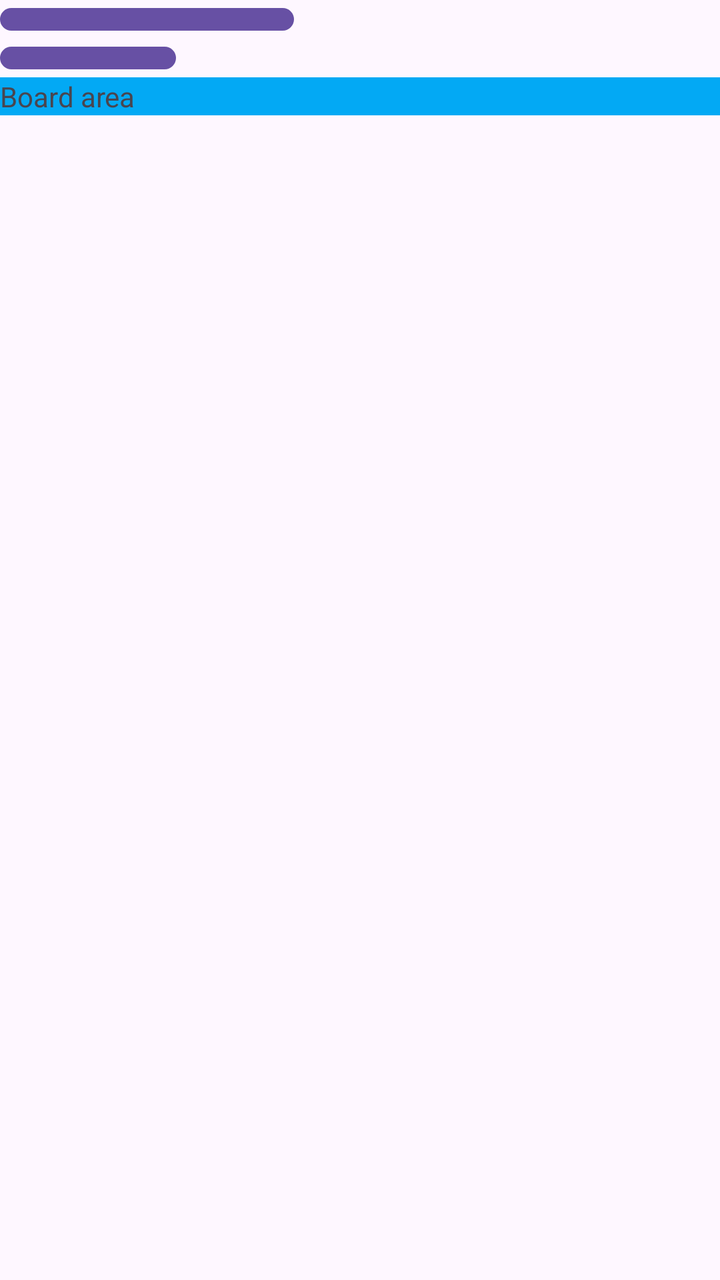
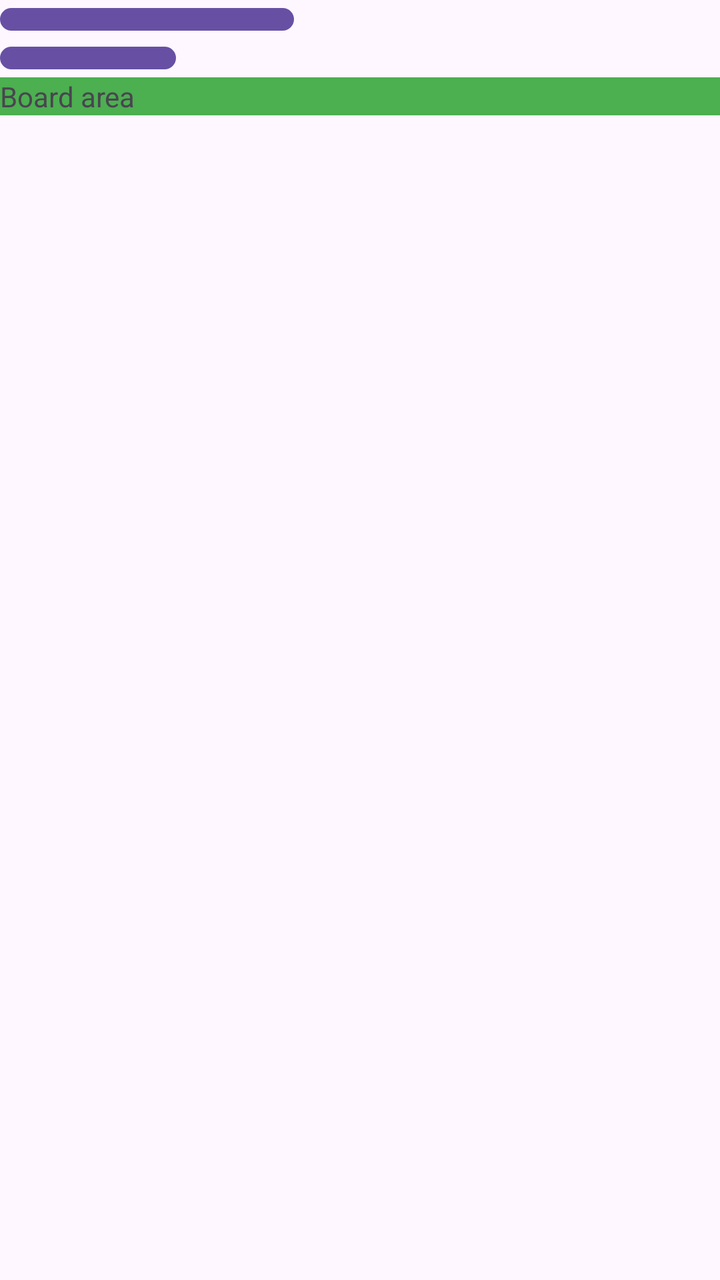

The first picture is an Android layout as it rendered before a commit; the second is the same layout after the commit. The layout source and the unified diff follow.
<!-- AndroidManifest.xml: application theme Theme.Assignment1 -->
<!-- res/layout/game.xml -->
<?xml version="1.0" encoding="utf-8"?>
<LinearLayout xmlns:android="http://schemas.android.com/apk/res/android"
    android:layout_width="match_parent"
    android:layout_height="wrap_content"
    android:orientation="vertical">

    <TextView
        android:id="@+id/goodLuckTextView"
        android:layout_width="wrap_content"
        android:layout_height="wrap_content"
        android:layout_weight="1"
        android:text="Good luck, string!" />

    <Button
        android:id="@+id/shareScoreButton"
        android:layout_width="wrap_content"
        android:layout_height="wrap_content"
        android:layout_weight="1"
        android:text="Share my score" />

    <Button
        android:id="@+id/backButton"
        android:layout_width="wrap_content"
        android:layout_height="wrap_content"
        android:layout_weight="1"
        android:text="Back" />

    <LinearLayout
        android:id="@+id/boardArea"
        android:layout_width="match_parent"
        android:layout_height="match_parent"
        android:layout_weight="1"
        android:orientation="horizontal">

        <TextView
            android:id="@+id/boardAreaTextView"
            android:layout_width="match_parent"
            android:layout_height="wrap_content"
            android:layout_weight="1"
            android:background="#03A9F4"
            android:text="Board area" />

    </LinearLayout>



</LinearLayout>
<!-- resources referenced by this layout -->
<resources>
  <style name="Theme.Assignment1" parent="Base.Theme.Assignment1" />
  <style name="Base.Theme.Assignment1" parent="Theme.Material3.DayNight.NoActionBar">
          
          
      </style>
</resources>

<!-- the commit's change to res/layout/game.xml (unified diff, before → after) -->
@@ -37,7 +37,7 @@
             android:layout_width="match_parent"
             android:layout_height="wrap_content"
             android:layout_weight="1"
-            android:background="#03A9F4"
+            android:background="#4CAF50"
             android:text="Board area" />
 
     </LinearLayout>
